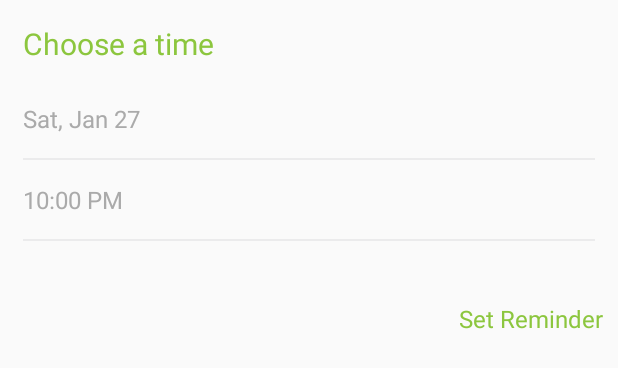
After one commit to JaviMera/TodoList, an Android app: the layout schedule_reminder_layout.xml on its own in the app's theme, with its tools: preview values and no code run, on a phone screen of 412 x 824 dp. The commit adds this screen. Shown: the top 368 px of the screen. Run offline under Robolectric (Android 15) with nearby library versions, the phone set to English and light mode, and no system bars.

Commit message:
Re-worked UI and logic of setting a reminder to a task item. A reminder can now be set while creating the task, but it isn't a required field.

```diff
--- a/app/src/main/java/todo/javier/mera/todolist/fragments/dialogs/TimePickerListener.java
+++ b/app/src/main/java/todo/javier/mera/todolist/fragments/dialogs/TimePickerListener.java
@@ -5,5 +5,5 @@ package todo.javier.mera.todolist.fragments.dialogs;
  */
 public interface TimePickerListener {
 
-    void onTimeSelected(long time);
+    void onTimePicked(long time);
 }
--- /dev/null
+++ b/app/src/main/res/layout/schedule_reminder_layout.xml
@@ -0,0 +1,57 @@
+<?xml version="1.0" encoding="utf-8"?>
+<LinearLayout xmlns:android="http://schemas.android.com/apk/res/android"
+    xmlns:tools="http://schemas.android.com/tools"
+    android:orientation="vertical"
+    android:layout_width="match_parent"
+    android:layout_height="match_parent">
+
+    <TextView
+        android:layout_width="match_parent"
+        android:layout_height="wrap_content"
+        android:text="@string/dialog_reminder_title"
+        android:textColor="@color/colorPrimary"
+        android:textSize="20sp"
+        android:padding="15dp"/>
+
+    <TextView
+        android:id="@+id/dateTextView"
+        android:layout_width="match_parent"
+        android:layout_height="wrap_content"
+        android:layout_marginTop="10dp"
+        android:paddingLeft="15dp"
+        tools:text="Sat, Jan 27"
+        android:textSize="16sp"
+        android:textColor="@android:color/darker_gray"/>
+
+    <View
+        android:layout_width="match_parent"
+        android:layout_height="1dp"
+        android:background="#40BBBDC0"
+        android:layout_margin="15dp" />
+
+    <TextView
+        android:id="@+id/timeTextView"
+        android:layout_width="match_parent"
+        android:layout_height="wrap_content"
+        android:paddingLeft="15dp"
+        tools:text="10:00 PM"
+        android:textSize="16sp"
+        android:textColor="@android:color/darker_gray"/>
+
+    <View
+        android:layout_width="match_parent"
+        android:layout_height="1dp"
+        android:background="#40BBBDC0"
+        android:layout_margin="15dp" />
+
+    <TextView
+        android:id="@+id/setReminderTextView"
+        android:layout_width="match_parent"
+        android:layout_height="wrap_content"
+        android:text="Set Reminder"
+        android:textSize="16sp"
+        android:textColor="@color/colorPrimary"
+        android:gravity="end"
+        android:layout_marginTop="15dp"
+        android:padding="10dp"/>
+</LinearLayout>
--- a/app/src/main/res/values/strings.xml
+++ b/app/src/main/res/values/strings.xml
@@ -29,5 +29,7 @@
     <string name="description_title">Add description</string>
     <string name="todo_list_title">Add title</string>
     <string name="add_due_time">Add due time</string>
+    <string name="dialog_reminder_title">Choose a time</string>
+    <string name="task_reminder_text">Add reminder</string>
 
 </resources>
```
Also changed, not shown: app/src/main/java/todo/javier/mera/todolist/adapters/TaskViewHolder.java (+0 -16 lines), app/src/main/java/todo/javier/mera/todolist/fragments/FragmentTask.java (+18 -42 lines), app/src/main/java/todo/javier/mera/todolist/fragments/dialogs/DialogReminder.java (added, +111 -0 lines), app/src/main/java/todo/javier/mera/todolist/fragments/dialogs/DialogTask.java (+29 -2 lines), app/src/main/java/todo/javier/mera/todolist/fragments/dialogs/DialogTaskListener.java (+7 -1 lines), app/src/main/java/todo/javier/mera/todolist/fragments/dialogs/ReminderListener.java (added, +12 -0 lines), app/src/main/java/todo/javier/mera/todolist/fragments/dialogs/TimePickerDialog.java (+2 -5 lines), app/src/main/java/todo/javier/mera/todolist/ui/MainActivity.java (+43 -0 lines), app/src/main/res/layout/task_dialog.xml (+26 -0 lines), app/src/main/res/layout/task_item.xml (+0 -10 lines).
